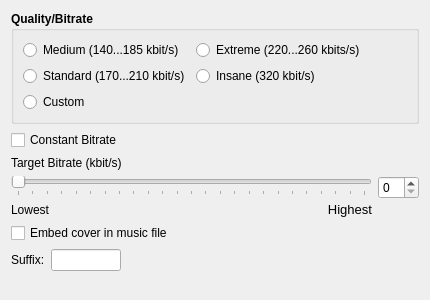
Old version of the form widgets/lamewidgetUI.ui in the repository marco-mania/audex-old.
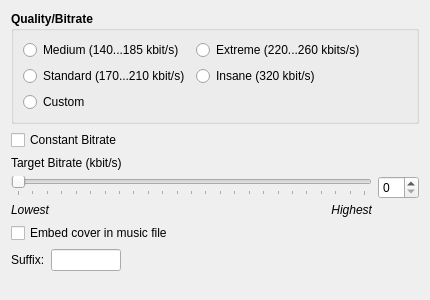
New version of the form. Custom widgets are drawn as their Qt base class.

What changed in the file:
```diff
--- a/widgets/lamewidgetUI.ui
+++ b/widgets/lamewidgetUI.ui
@@ -184,6 +184,11 @@
         <layout class="QHBoxLayout" name="horizontalLayout_2">
          <item>
           <widget class="QLabel" name="label_lowest">
+           <property name="font">
+            <font>
+             <italic>true</italic>
+            </font>
+           </property>
            <property name="text">
             <string>Lowest</string>
            </property>
@@ -191,12 +196,16 @@
          </item>
          <item>
           <widget class="QLabel" name="label_highest">
+           <property name="font">
+            <font>
+             <italic>true</italic>
+            </font>
+           </property>
            <property name="text">
-            <string>&lt;!DOCTYPE HTML PUBLIC &quot;-//W3C//DTD HTML 4.0//EN&quot; &quot;http://www.w3.org/TR/REC-html40/strict.dtd&quot;&gt;
-&lt;html&gt;&lt;head&gt;&lt;meta name=&quot;qrichtext&quot; content=&quot;1&quot; /&gt;&lt;style type=&quot;text/css&quot;&gt;
-p, li { white-space: pre-wrap; }
-&lt;/style&gt;&lt;/head&gt;&lt;body style=&quot; font-family:'Sans Serif'; font-size:10pt; font-weight:400; font-style:normal;&quot;&gt;
-&lt;p align=&quot;right&quot; style=&quot; margin-top:0px; margin-bottom:0px; margin-left:0px; margin-right:0px; -qt-block-indent:0; text-indent:0px;&quot;&gt;Highest&lt;/p&gt;&lt;/body&gt;&lt;/html&gt;</string>
+            <string>Highest</string>
+           </property>
+           <property name="alignment">
+            <set>Qt::AlignRight|Qt::AlignTrailing|Qt::AlignVCenter</set>
            </property>
           </widget>
          </item>
```
Left out of the diff: 3 changed lines with no effect on the pictures.
